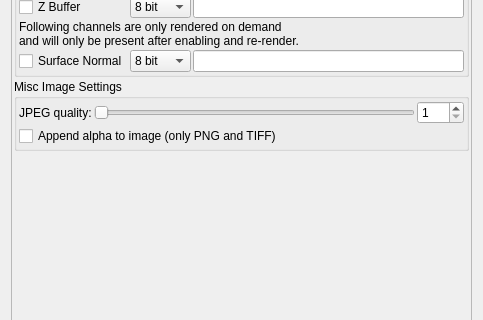
Old version of the form mandelbulber2/qt/image_save_dialog.ui in the repository buddhi1980/mandelbulber2; both pictures show x 0 to 483 and y 134 to 454 of the 483 by 545 pixel window.
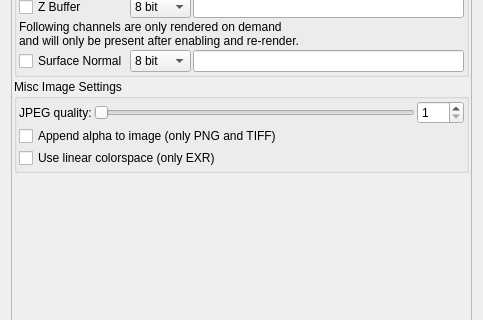
New version of the form. Icons and pictures are not drawn. Custom widgets are drawn as their Qt base class.

Commit message:
file save: exr image colorspace selection
new default is linear, which is more suitable for vxf pipelines.
the colorspace for exr is now selectable inside the image_save_dialog /
preferences_dialog.

see also: https://fractalforums.org/mandelbulber/14/
mandelbulber-2-14-32-bit-exr-bugs/2016

Diff of the .ui file:
```diff
--- a/mandelbulber2/qt/image_save_dialog.ui
+++ b/mandelbulber2/qt/image_save_dialog.ui
@@ -328,6 +328,13 @@
                   </property>
                  </widget>
                 </item>
+                <item row="2" column="0" colspan="3">
+                 <widget class="QCheckBox" name="checkBox_linear_colorspace">
+                  <property name="text">
+                   <string>Use linear colorspace (only EXR)</string>
+                  </property>
+                 </widget>
+                </item>
                </layout>
               </item>
              </layout>
```
The commit also changes 3 other files.
